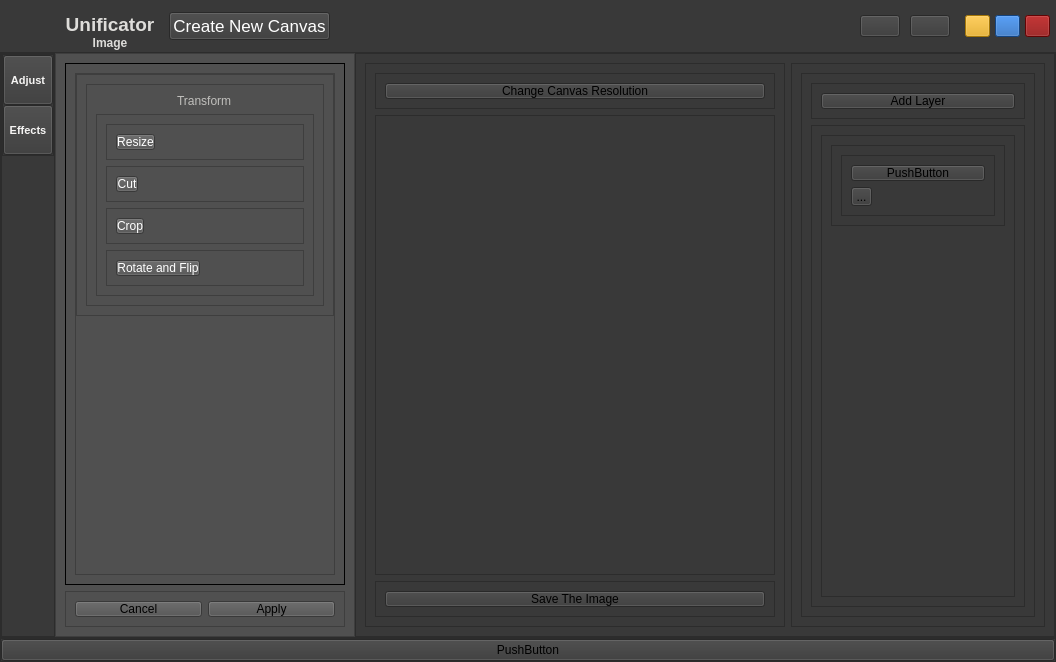
Old version of the form src/interface.ui in the repository Btzel/Unificator.
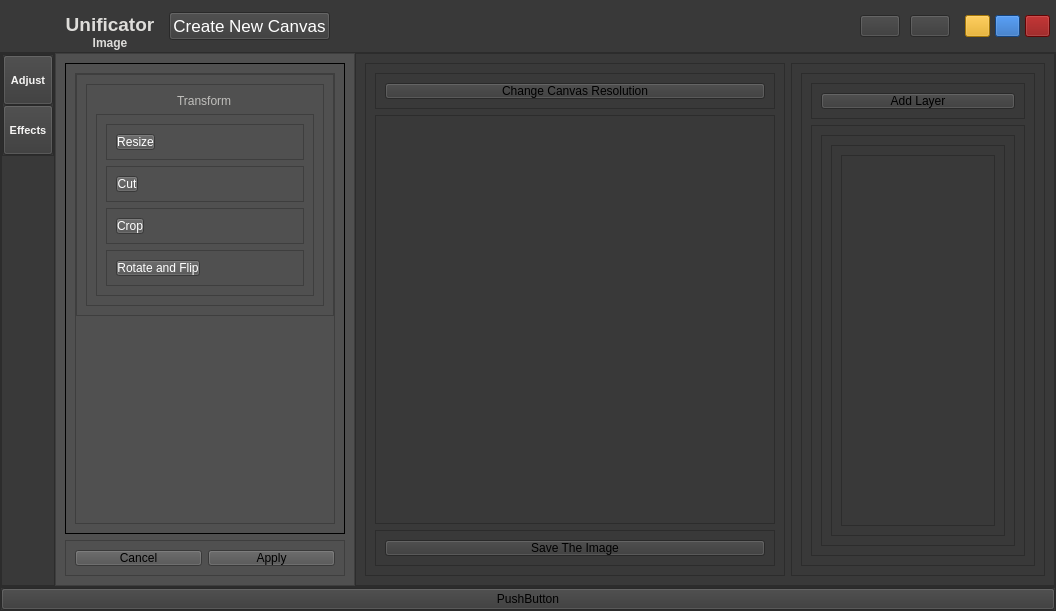
New version of the form. Icons and pictures are not drawn.

Diff of the .ui file:
```diff
--- a/src/interface.ui
+++ b/src/interface.ui
@@ -7,7 +7,7 @@
     <x>0</x>
     <y>0</y>
     <width>1056</width>
-    <height>662</height>
+    <height>611</height>
    </rect>
   </property>
   <property name="sizePolicy">
@@ -879,7 +879,7 @@
                    <x>0</x>
                    <y>0</y>
                    <width>258</width>
-                   <height>487</height>
+                   <height>445</height>
                   </rect>
                  </property>
                  <layout class="QVBoxLayout" name="verticalLayout_24">
@@ -1725,11 +1725,11 @@
                         <x>0</x>
                         <y>0</y>
                         <width>192</width>
-                        <height>447</height>
+                        <height>405</height>
                        </rect>
                       </property>
                       <layout class="QVBoxLayout" name="verticalLayout_12">
-                       <item alignment="Qt::AlignTop">
+                       <item>
                         <widget class="QFrame" name="frame_8">
                          <property name="frameShape">
                           <enum>QFrame::StyledPanel</enum>
@@ -1746,22 +1746,7 @@
                             <property name="frameShadow">
                              <enum>QFrame::Raised</enum>
                             </property>
-                            <layout class="QVBoxLayout" name="verticalLayout_17">
-                             <item>
-                              <widget class="QPushButton" name="pushButton_9">
-                               <property name="text">
-                                <string>PushButton</string>
-                               </property>
-                              </widget>
-                             </item>
-                             <item>
-                              <widget class="QToolButton" name="toolButton">
-                               <property name="text">
-                                <string>...</string>
-                               </property>
-                              </widget>
-                             </item>
-                            </layout>
+                            <layout class="QVBoxLayout" name="verticalLayout_17"/>
                            </widget>
                           </item>
                          </layout>
```
